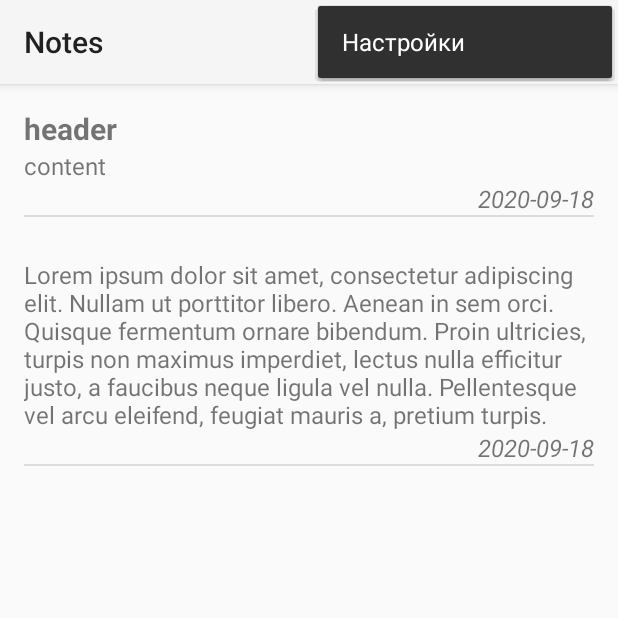
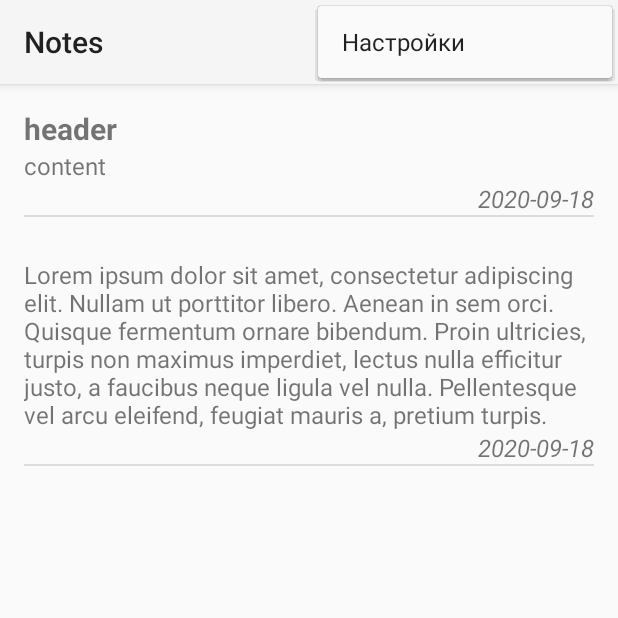
Before and after one commit to daMelkov/Notes, an Android app: the screen it shows after launch (MainActivity), with the options menu open, on a phone screen of 412 x 824 dp, the top half of it. Run offline under Robolectric (Android 15) with nearby library versions, the phone set to English and light mode, and no system bars.

Commit message:
toolbar switched to light

```diff
--- a/app/src/main/res/layout/activity_main.xml
+++ b/app/src/main/res/layout/activity_main.xml
@@ -15,7 +15,7 @@
         app:layout_constraintEnd_toEndOf="parent"
         app:layout_constraintStart_toStartOf="parent"
         app:layout_constraintTop_toTopOf="parent"
-        app:popupTheme="@style/ThemeOverlay.AppCompat.Dark" />
+        app:popupTheme="@style/ThemeOverlay.AppCompat.Light" />
 
     <androidx.swiperefreshlayout.widget.SwipeRefreshLayout
         android:id="@+id/main_swipe"
```
